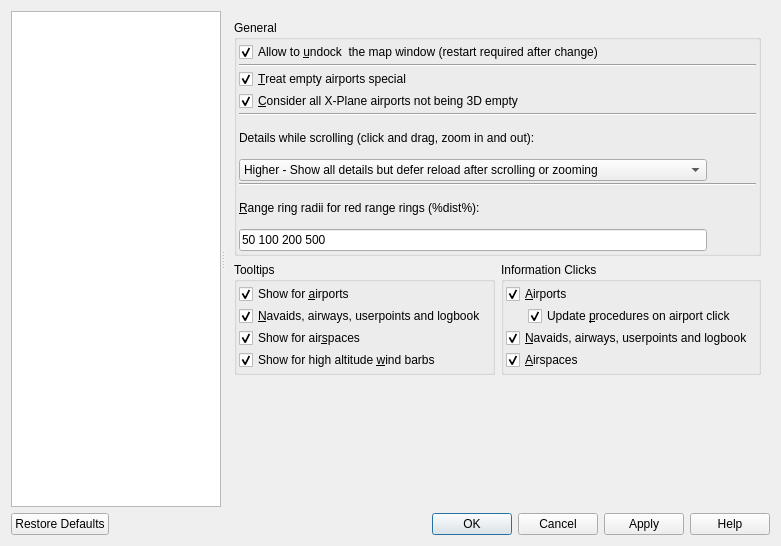
Old version of the form src/options/options.ui in the repository albar965/littlenavmap.
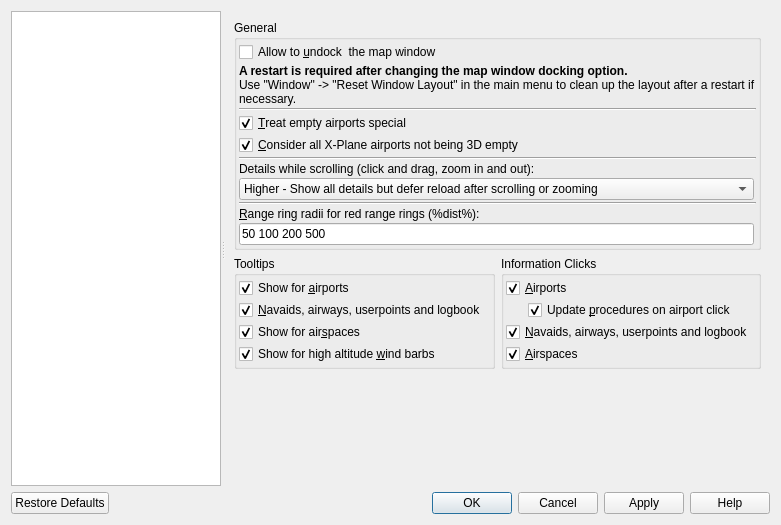
New version of the form. The open tabs and pages were chosen to show the change.

Commit message: Added full screen functionality to dock handler. Added Shift+F11 and Window -> Full screen option as well as in map context menu and in toolbar. Added default layouts for "reset window layout" as binaries. One for undock map window allowed and one for not. Allow to undock map window is now off per default. Fixed issue where dock window sizes were not restored properly. Updated note at map window undock option. albar965/littlenavmap#121

The edit to the form file:
```diff
--- a/src/options/options.ui
+++ b/src/options/options.ui
@@ -7,7 +7,7 @@
     <x>0</x>
     <y>0</y>
     <width>781</width>
-    <height>546</height>
+    <height>525</height>
    </rect>
   </property>
   <property name="windowTitle">
@@ -1081,28 +1081,27 @@
            <property name="spacing">
             <number>2</number>
            </property>
-           <item row="9" column="0">
-            <widget class="QLineEdit" name="lineEditOptionsMapRangeRings">
-             <property name="toolTip">
-              <string>Space separated list of range ring radii.
-A range ring will be added for each radius value.</string>
-             </property>
-             <property name="text">
-              <string>50 100 200 500</string>
-             </property>
-             <property name="cursorPosition">
-              <number>14</number>
-             </property>
-            </widget>
-           </item>
-           <item row="4" column="0" colspan="2">
-            <widget class="Line" name="line_6">
+           <item row="2" column="0" colspan="2">
+            <widget class="Line" name="line_11">
              <property name="orientation">
               <enum>Qt::Horizontal</enum>
              </property>
             </widget>
            </item>
-           <item row="6" column="0">
+           <item row="9" column="0" colspan="2">
+            <widget class="QLabel" name="labelOptionsMapRangeRings">
+             <property name="toolTip">
+              <string/>
+             </property>
+             <property name="text">
+              <string>&amp;Range ring radii for red range rings (%dist%):</string>
+             </property>
+             <property name="buddy">
+              <cstring>lineEditOptionsMapRangeRings</cstring>
+             </property>
+            </widget>
+           </item>
+           <item row="7" column="0">
             <widget class="QComboBox" name="comboBoxMapScrollDetails">
              <property name="currentIndex">
               <number>1</number>
@@ -1129,64 +1128,21 @@
              </item>
             </widget>
            </item>
-           <item row="7" column="0" colspan="2">
-            <widget class="Line" name="line_13">
-             <property name="orientation">
-              <enum>Qt::Horizontal</enum>
-             </property>
-            </widget>
-           </item>
-           <item row="6" column="1">
-            <spacer name="horizontalSpacer_9">
-             <property name="orientation">
-              <enum>Qt::Horizontal</enum>
-             </property>
-             <property name="sizeHint" stdset="0">
-              <size>
-               <width>40</width>
-               <height>20</height>
-              </size>
-             </property>
-            </spacer>
-           </item>
-           <item row="9" column="1">
-            <spacer name="horizontalSpacer_10">
-             <property name="orientation">
-              <enum>Qt::Horizontal</enum>
-             </property>
-             <property name="sizeHint" stdset="0">
-              <size>
-               <width>40</width>
-               <height>20</height>
-              </size>
-             </property>
-            </spacer>
-           </item>
-           <item row="1" column="0" colspan="2">
-            <widget class="Line" name="line_11">
-             <property name="orientation">
-              <enum>Qt::Horizontal</enum>
-             </property>
-            </widget>
-           </item>
-           <item row="8" column="0" colspan="2">
-            <widget class="QLabel" name="labelOptionsMapRangeRings">
-             <property name="toolTip">
-              <string/>
-             </property>
-             <property name="text">
-              <string>&amp;Range ring radii for red range rings (%dist%):</string>
-             </property>
-             <property name="buddy">
-              <cstring>lineEditOptionsMapRangeRings</cstring>
-             </property>
-            </widget>
-           </item>
-           <item row="5" column="0" colspan="2">
+           <item row="6" column="0" colspan="2">
             <widget class="QLabel" name="labelOptionsMapScrollDetails">
              <property name="text">
               <string>Details while scrolling (click and drag, zoom in and out):</string>
              </property>
+             <property name="wordWrap">
+              <bool>true</bool>
+             </property>
+            </widget>
+           </item>
+           <item row="8" column="0" colspan="2">
+            <widget class="Line" name="line_13">
+             <property name="orientation">
+              <enum>Qt::Horizontal</enum>
+             </property>
             </widget>
            </item>
            <item row="0" column="0" colspan="2">
@@ -1198,14 +1154,28 @@
 Restart the program after changing this option. You might also need to reset the window layout.</string>
              </property>
              <property name="text">
-              <string>Allow to &amp;undock  the map window (restart required after change)</string>
+              <string>Allow to &amp;undock  the map window</string>
              </property>
              <property name="checked">
-              <bool>true</bool>
+              <bool>false</bool>
              </property>
             </widget>
            </item>
-           <item row="2" column="0" colspan="2">
+           <item row="10" column="0">
+            <widget class="QLineEdit" name="lineEditOptionsMapRangeRings">
+             <property name="toolTip">
+              <string>Space separated list of range ring radii.
+A range ring will be added for each radius value.</string>
+             </property>
+             <property name="text">
+              <string>50 100 200 500</string>
+             </property>
+             <property name="cursorPosition">
+              <number>14</number>
+             </property>
+            </widget>
+           </item>
+           <item row="3" column="0" colspan="2">
             <widget class="QCheckBox" name="checkBoxOptionsMapEmptyAirports">
              <property name="toolTip">
               <string>Empty airports are not add-ons, have no taxiways, no parking and no aprons.
@@ -1220,7 +1190,7 @@
              </property>
             </widget>
            </item>
-           <item row="3" column="0" colspan="2">
+           <item row="4" column="0" colspan="2">
             <widget class="QCheckBox" name="checkBoxOptionsMapEmptyAirports3D">
              <property name="toolTip">
               <string>All X-Plane airports which are not 3D and not add-on
@@ -1236,6 +1206,30 @@
              </property>
             </widget>
            </item>
+           <item row="5" column="0" colspan="2">
+            <widget class="Line" name="line_6">
+             <property name="orientation">
+              <enum>Qt::Horizontal</enum>
+             </property>
+            </widget>
+           </item>
+           <item row="1" column="0" colspan="2">
+            <widget class="QLabel" name="label_5">
+             <property name="text">
+              <string>&lt;b&gt;A restart is required after changing the map window docking option.&lt;/b&gt;&lt;br/&gt;
+Use &quot;Window&quot; -&gt; &quot;Reset Window Layout&quot; in the main menu to clean up the layout after a restart if necessary.</string>
+             </property>
+             <property name="wordWrap">
+              <bool>true</bool>
+             </property>
+             <property name="margin">
+              <number>5</number>
+             </property>
+             <property name="textInteractionFlags">
+              <set>Qt::LinksAccessibleByMouse|Qt::TextSelectableByMouse</set>
+             </property>
+            </widget>
+           </item>
           </layout>
          </widget>
         </item>
```
The commit also changes 18 other files.
